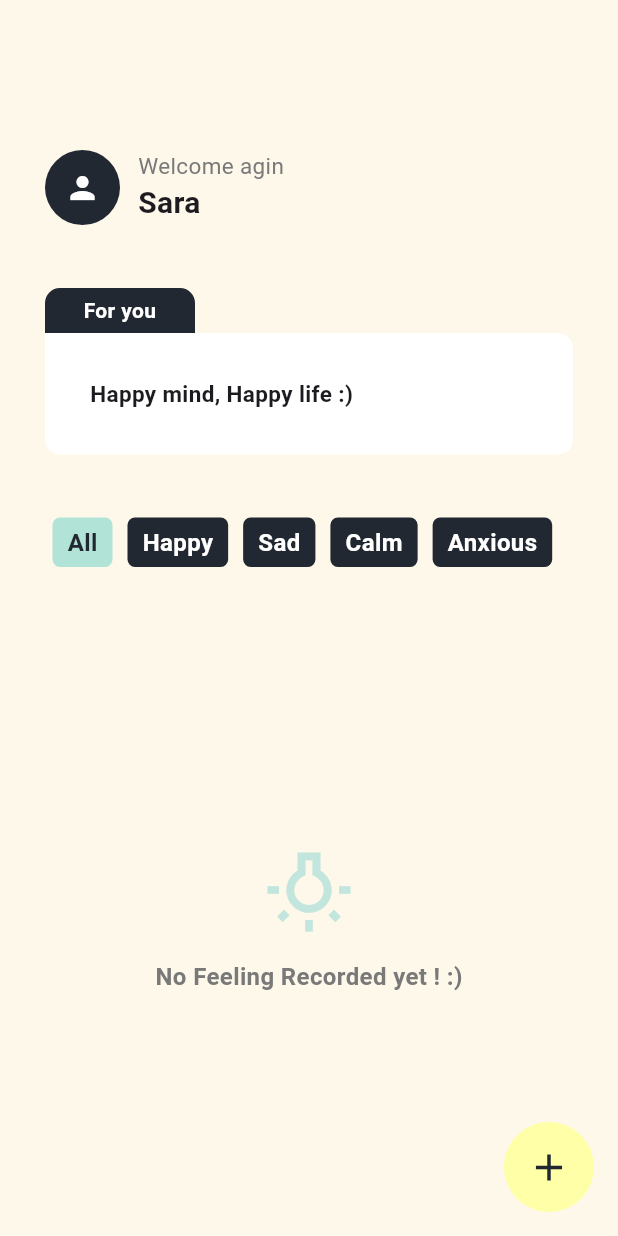
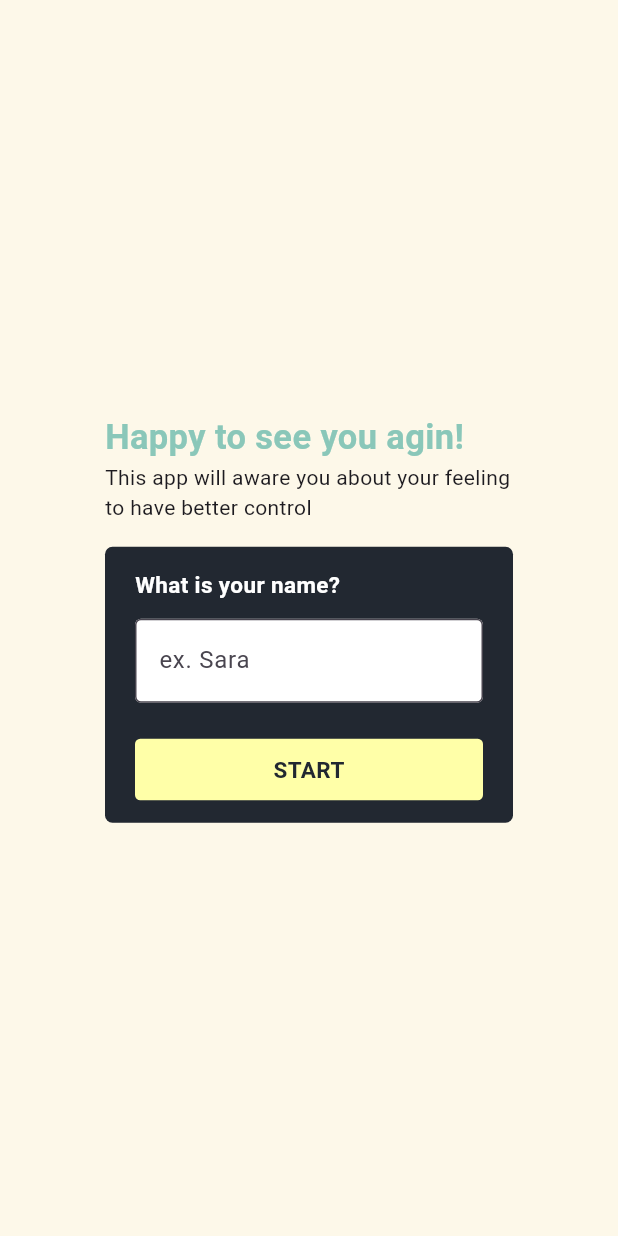
Before and after one commit to Mjd-Alghamdi/Mind-e, a Flutter app: the screen it shows after launch, on a phone screen of 412 x 824 dp. Run offline on Flutter 3.47's test engine with Material 3 defaults, Android fonts, the phone set to English and light mode, and no system bars; our stand-ins replace bloc, flutter_bloc; missing offline and left inert: alert_banner.

Commit message:
Add Welcome view with bloc

```diff
--- a/lib/bloc/feeling_record_bloc.dart
+++ b/lib/bloc/feeling_record_bloc.dart
@@ -1,7 +1,9 @@
 import 'package:bloc/bloc.dart';
+import 'package:flutter/material.dart';
 import 'package:meta/meta.dart';
 import 'package:mind_e/data/emotions_data.dart';
 import 'package:mind_e/data/record_data.dart';
+import 'package:mind_e/data/user_data.dart';
 import 'package:mind_e/models/record_model.dart';
 
 part 'feeling_record_event.dart';
@@ -11,6 +13,8 @@ class FeelingRecordBloc extends Bloc<FeelingRecordEvent, FeelingRecordState> {
   // -- Data instance to be used
   final RecordData recordData = RecordData();
   final EmotionsData emotionData = EmotionsData();
+  final UserData userData = UserData();
+
   String selectedEmotion = "";
 
   FeelingRecordBloc() : super(FeelingRecordInitial()) {
@@ -26,7 +30,7 @@ class FeelingRecordBloc extends Bloc<FeelingRecordEvent, FeelingRecordState> {
       //-- Emotion selection
 
       if (event.content.trim().isEmpty) {
-        emit(ErrorState("You must to write a content!"));
+        emit(ErrorState("You must write a content!"));
         emit(ShowFeelingListState(recordList: recordData.feelingRecordList));
       } else if (selectedEmotion.isEmpty) {
         emit(ErrorState("Please choose how do you feel?"));
@@ -75,5 +79,16 @@ class FeelingRecordBloc extends Bloc<FeelingRecordEvent, FeelingRecordState> {
         UpdateSelectedEmotionState(isEmotionSelected: isSelected);
       },
     );
+
+    // --- user name event
+    on<TakeUserNameEvent>(
+      (event, emit) {
+        if (event.username.trim().isEmpty) {
+          emit(ErrorState("You must enter a name"));
+        } else {
+          userData.userName = event.username;
+        }
+      },
+    );
   }
 }
--- a/lib/bloc/feeling_record_event.dart
+++ b/lib/bloc/feeling_record_event.dart
@@ -29,3 +29,10 @@ class SelectEmotionEvent extends FeelingRecordEvent {
   String emotionType;
   SelectEmotionEvent(this.emotionType);
 }
+
+//-- Take username event
+// ignore: must_be_immutable
+class TakeUserNameEvent extends FeelingRecordEvent {
+  String username;
+  TakeUserNameEvent(this.username);
+}
--- a/lib/constants/color.dart
+++ b/lib/constants/color.dart
@@ -9,5 +9,6 @@ const greyColor = Color.fromARGB(255, 121, 121, 121);
 const lightGreyColor = Color.fromARGB(175, 209, 209, 209);
 const mediumLightGreyColor = Color.fromARGB(255, 143, 142, 142);
 const tiffanyColor = Color.fromARGB(255, 177, 227, 215);
+const darkTiffanyColor = Color.fromARGB(255, 138, 199, 185);
 const lightTiffanyColor = Color.fromARGB(255, 194, 230, 221);
 const lightPinkColor = Color.fromARGB(255, 235, 153, 180);
--- /dev/null
+++ b/lib/data/user_data.dart
@@ -0,0 +1,3 @@
+class UserData {
+  late String userName;
+}
--- a/lib/main.dart
+++ b/lib/main.dart
@@ -2,6 +2,7 @@ import 'package:flutter/material.dart';
 import 'package:flutter_bloc/flutter_bloc.dart';
 import 'package:mind_e/bloc/feeling_record_bloc.dart';
 import 'package:mind_e/views/home_view.dart';
+import 'package:mind_e/views/welcome_view.dart';
 
 void main() {
   runApp(const MainApp());
@@ -16,7 +17,7 @@ class MainApp extends StatelessWidget {
       create: (context) => FeelingRecordBloc(),
       child: const MaterialApp(
         debugShowCheckedModeBanner: false,
-        home: HomeView(),
+        home: WelcomeView(),
       ),
     );
   }
--- /dev/null
+++ b/lib/views/welcome_view.dart
@@ -0,0 +1,38 @@
+import 'package:flutter/material.dart';
+import 'package:mind_e/constants/color.dart';
+import 'package:mind_e/constants/spaces.dart';
+import 'package:mind_e/widgets/wlcome%20view%20widgets/name_box_widget.dart';
+
+class WelcomeView extends StatelessWidget {
+  const WelcomeView({super.key});
+
+  @override
+  Widget build(BuildContext context) {
+    return const Scaffold(
+      backgroundColor: lightLimColor,
+      body: SafeArea(
+          child: Padding(
+        padding: EdgeInsets.symmetric(horizontal: 70.0),
+        child: Column(
+          mainAxisAlignment: MainAxisAlignment.center,
+          crossAxisAlignment: CrossAxisAlignment.start,
+          children: [
+            Text(
+              "Happy to see you agin!",
+              style: TextStyle(
+                fontSize: 23,
+                fontWeight: FontWeight.bold,
+                color: darkTiffanyColor,
+              ),
+            ),
+            Text(
+              "This app will aware you about your feeling to have better control",
+            ),
+            kV16,
+            NameBoxWidget(),
+          ],
+        ),
+      )),
+    );
+  }
+}
--- a/lib/widgets/custom_appbar_widget.dart
+++ b/lib/widgets/home view widgets/custom_appbar_widget.dart
@@ -1,7 +1,8 @@
 import 'package:flutter/material.dart';
+import 'package:flutter_bloc/flutter_bloc.dart';
+import 'package:mind_e/bloc/feeling_record_bloc.dart';
 import 'package:mind_e/constants/color.dart';
 import 'package:mind_e/constants/spaces.dart';
-
 
 class CustomAppBarWidget extends StatelessWidget {
   const CustomAppBarWidget({
@@ -10,9 +11,10 @@ class CustomAppBarWidget extends StatelessWidget {
 
   @override
   Widget build(BuildContext context) {
-    return const Row(
+    final bloc = context.read<FeelingRecordBloc>();
+    return Row(
       children: [
-        CircleAvatar(
+        const CircleAvatar(
           radius: 25,
           backgroundColor: greyBlackColor,
           child: Icon(
@@ -24,7 +26,7 @@ class CustomAppBarWidget extends StatelessWidget {
         Column(
           crossAxisAlignment: CrossAxisAlignment.start,
           children: [
-            Text(
+            const Text(
               "Welcome agin",
               style: TextStyle(
                 color: greyColor,
@@ -32,12 +34,13 @@ class CustomAppBarWidget extends StatelessWidget {
               ),
             ),
             Text(
-              "Sara",
-              style: TextStyle(
+              bloc.userData.userName,
+              style: const TextStyle(
                 fontSize: 20,
                 fontWeight: FontWeight.bold,
               ),
             ),
+
           ],
         ),
       ],
--- a/lib/widgets/popups/view_feeling_popup_widget.dart
+++ b/lib/widgets/popups/view_feeling_popup_widget.dart
@@ -5,7 +5,7 @@ import 'package:mind_e/constants/color.dart';
 import 'package:mind_e/constants/spaces.dart';
 import 'package:mind_e/models/record_model.dart';
 import 'package:mind_e/widgets/buttons/custom_button.dart';
-import 'package:mind_e/widgets/small_card_info_widget.dart';
+import 'package:mind_e/widgets/home%20view%20widgets/small_card_info_widget.dart';
 
 class ViewFeelingPopupWidget extends StatelessWidget {
   const ViewFeelingPopupWidget({super.key, required this.feelingRecord});
--- /dev/null
+++ b/lib/widgets/wlcome view widgets/name_box_widget.dart
@@ -0,0 +1,91 @@
+import 'package:alert_banner/types/enums.dart';
+import 'package:alert_banner/widgets/alert.dart';
+import 'package:flutter/material.dart';
+import 'package:flutter_bloc/flutter_bloc.dart';
+import 'package:mind_e/bloc/feeling_record_bloc.dart';
+import 'package:mind_e/constants/color.dart';
+import 'package:mind_e/constants/spaces.dart';
+import 'package:mind_e/views/home_view.dart';
+import 'package:mind_e/widgets/alert_banner_widget.dart';
+import 'package:mind_e/widgets/buttons/custom_button.dart';
+
+class NameBoxWidget extends StatefulWidget {
+  const NameBoxWidget({
+    super.key,
+  });
+
+  @override
+  State<NameBoxWidget> createState() => _NameBoxWidgetState();
+}
+
+class _NameBoxWidgetState extends State<NameBoxWidget> {
+  TextEditingController nameController = TextEditingController();
+  @override
+  Widget build(BuildContext context) {
+    final bloc = context.read<FeelingRecordBloc>();
+    return Container(
+      width: MediaQuery.of(context).size.width,
+      padding: const EdgeInsets.symmetric(horizontal: 20, vertical: 15),
+      decoration: BoxDecoration(
+        color: greyBlackColor,
+        borderRadius: BorderRadius.circular(5),
+      ),
+      child: Column(
+        crossAxisAlignment: CrossAxisAlignment.start,
+        children: [
+          const Text(
+            "What is your name?",
+            style: TextStyle(
+              color: whiteColor,
+              fontWeight: FontWeight.bold,
+              fontSize: 15,
+            ),
+          ),
+          kV12,
+          TextField(
+            controller: nameController,
+            decoration: const InputDecoration(
+              filled: true,
+              fillColor: whiteColor,
+              hintText: "ex. Sara",
+              border: OutlineInputBorder(),
+            ),
+          ),
+          kV24,
+          BlocListener<FeelingRecordBloc, FeelingRecordState>(
+            listener: (context, state) {
+              if (state is ErrorState) {
+                showAlertBanner(
+                  context,
+                  () => (),
+                  durationOfStayingOnScreen: const Duration(milliseconds: 900),
+                  Padding(
+                    padding: const EdgeInsets.only(top: 100.0),
+                    child: AlertBannerWidget(msg: state.errorMsg),
+                  ),
+                  alertBannerLocation: AlertBannerLocation.top,
+                );
+              }
+            },
+            child: CustomButton(
+              onTap: () {
+                bloc.add(TakeUserNameEvent(nameController.text));
+                if (nameController.text.trim().isNotEmpty) {
+                  Navigator.pushReplacement(
+                    context,
+                    MaterialPageRoute(
+                      builder: (context) => const HomeView(),
+                    ),
+                  );
+                }
+              },
+              buttonTitle: "START",
+              buttonColor: limColor,
+              titleColor: greyBlackColor,
+            ),
+          )
+        ],
+      ),
+    );
+  }
+}
```
Also changed, not shown: lib/views/home_view.dart (+6 -6 lines), lib/widgets/home view widgets/custom_placeholder.dart (renamed from lib/widgets/custom_placeholder.dart), lib/widgets/home view widgets/emotion_option_filter_widget.dart (renamed from lib/widgets/emotion_option_filter_widget.dart), lib/widgets/home view widgets/feeling_card_widget.dart (renamed from lib/widgets/feeling_card_widget.dart), lib/widgets/home view widgets/filter_widget.dart (renamed from lib/widgets/filter_widget.dart), lib/widgets/home view widgets/floating_action_button_widget.dart (renamed from lib/widgets/floating_action_button_widget.dart), lib/widgets/home view widgets/for_you_widget.dart (renamed from lib/widgets/for_you_widget.dart), lib/widgets/home view widgets/small_card_info_widget.dart (renamed from lib/widgets/small_card_info_widget.dart).
